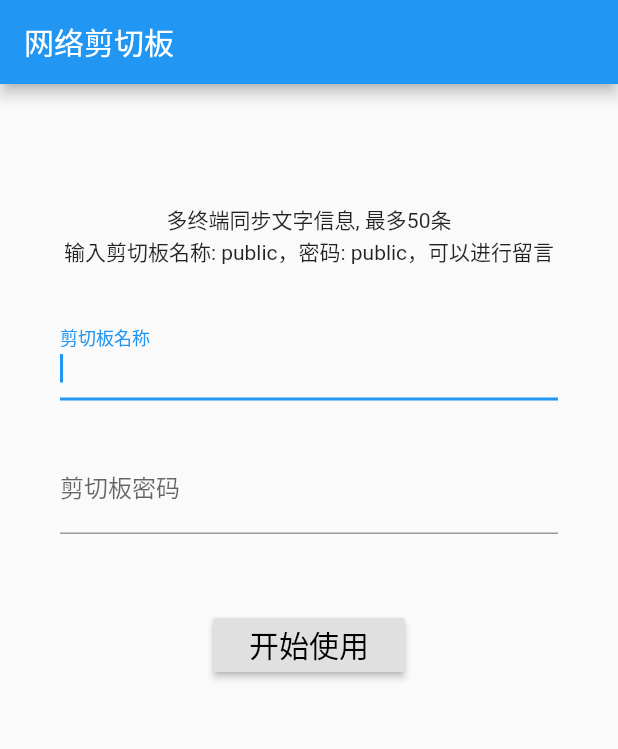
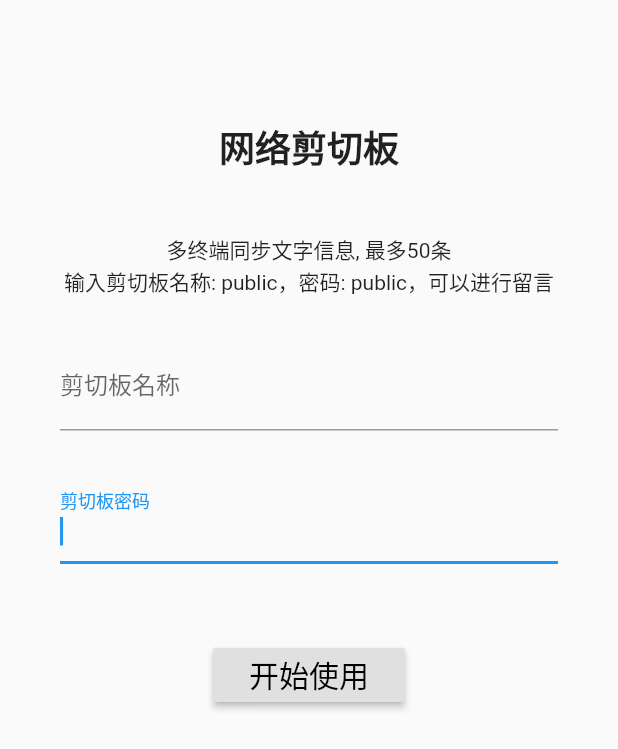
Before and after one commit to ety001/oc_flutter, a Flutter app: the screen it shows after launch, on a phone screen of 412 x 824 dp. Shown: the top 749 px of the screen. Run offline on Flutter 3.47's test engine with Material 2 defaults, Android fonts, the phone set to English and light mode, and no system bars.

Commit message:
change home page ui

```diff
--- a/lib/main.dart
+++ b/lib/main.dart
@@ -11,20 +11,26 @@ class Home extends StatelessWidget {
   @override
   Widget build(BuildContext context) {
     return Scaffold(
-      appBar: AppBar(
-        title: Text('网络剪切板'),
-      ),
       body: Center(
         child: Padding(
           padding: EdgeInsets.only(top: 80.0),
           child: Column(
             children: <Widget>[
+              Padding(
+                padding: EdgeInsets.only(bottom: 40.0),
+                child:   Text(
+                  '网络剪切板',
+                  style: TextStyle(
+                    fontWeight: FontWeight.bold,
+                    fontSize: 24,
+                  ),
+                ),
+              ),
               Text('多终端同步文字信息, 最多50条'),
               Text('输入剪切板名称: public，密码: public，可以进行留言'),
               Padding(
                 padding: EdgeInsets.only(top: 30.0, left: 40.0, right: 40.0),
                 child: TextField(
-                  autofocus: true,
                   decoration: InputDecoration(
                     labelText: '剪切板名称',
                   ),
```
